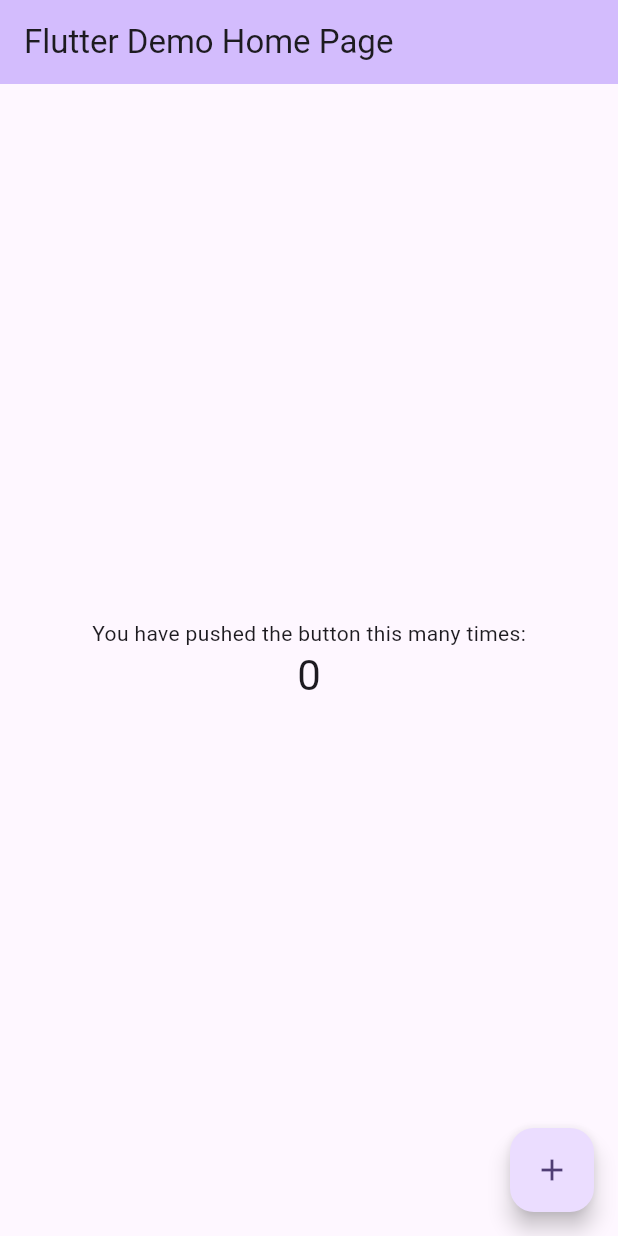
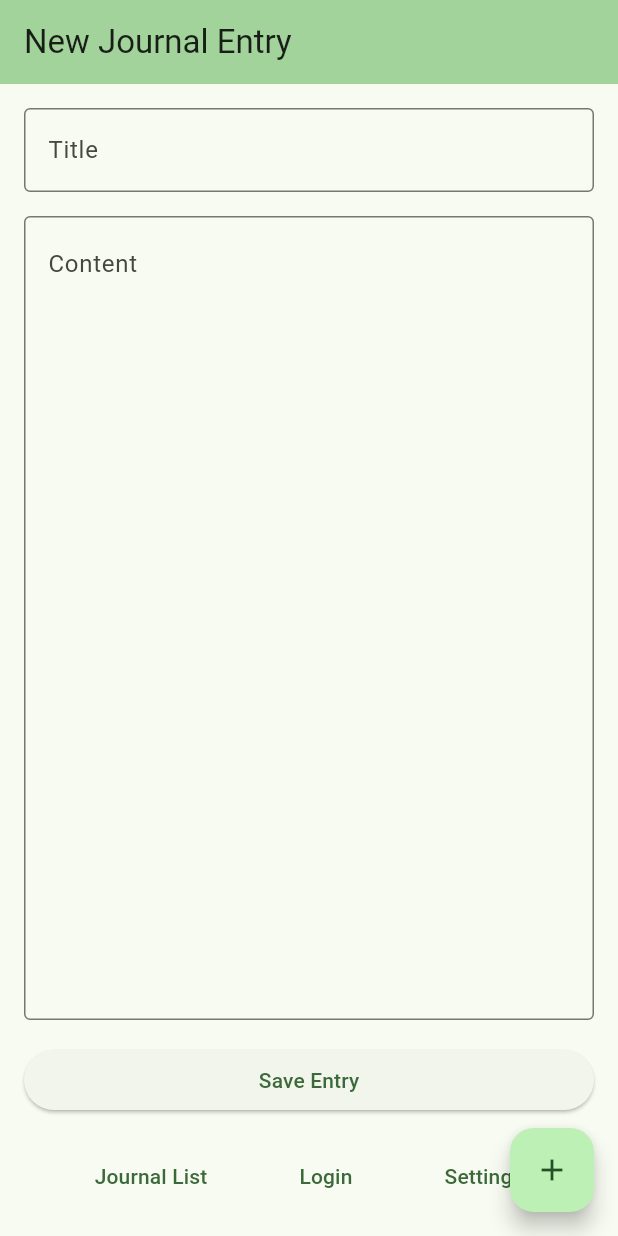
Before and after one commit to nkarl/flutter_journal_app, a Flutter app: the screen it shows after launch, on a phone screen of 412 x 824 dp. Run offline on Flutter 3.47's test engine with Material 3 defaults, Android fonts, the phone set to English and light mode, and no system bars.

Commit message:
Added the styling for the Home Page, which let the user immediately write a journal entry upon opening the app.

```diff
--- a/lib/main.dart
+++ b/lib/main.dart
@@ -12,7 +12,7 @@ class MyJournalApp extends StatelessWidget {
   @override
   Widget build(BuildContext context) {
     return MaterialApp(
-      title: 'Flutter Demo',
+      title: 'Journal App',
       theme: ThemeData(
         // This is the theme of your application.
         //
@@ -29,9 +29,9 @@ class MyJournalApp extends StatelessWidget {
         //
         // This works for code too, not just values: Most code changes can be
         // tested with just a hot reload.
-        colorScheme: ColorScheme.fromSeed(seedColor: Colors.deepPurple),
+        colorScheme: ColorScheme.fromSeed(seedColor: Colors.green),
       ),
-      home: const MyHomePage(title: 'Flutter Demo Home Page'),
+      home: const MyHomePage(), // title: 'Flutter Journal App Home Page'),
     );
   }
 }
--- a/lib/pages/my_home_page.dart
+++ b/lib/pages/my_home_page.dart
@@ -2,16 +2,8 @@
 import 'package:flutter/material.dart';
 
 class MyHomePage extends StatefulWidget {
-  const MyHomePage({super.key, required this.title});
-
-  // This widget is the home page of your application. It is stateful, meaning
-  // that it has a State object (defined below) that contains fields that affect
-  // how it looks.
-
-  // This class is the configuration for the state. It holds the values (in this
-  // case the title) provided by the parent (in this case the App widget) and
-  // used by the build method of the State. Fields in a Widget subclass are
-  // always marked "final".
+  // constructor
+  const MyHomePage({super.key, this.title = "New Journal Entry"});
 
   final String title;
 
@@ -22,6 +14,7 @@ class MyHomePage extends StatefulWidget {
 class _MyHomePageState extends State<MyHomePage> {
   int _counter = 0;
 
+  // defines an action to mark up the counter
   void _incrementCounter() {
     setState(() {
       // This call to setState tells the Flutter framework that something has
@@ -43,37 +36,58 @@ class _MyHomePageState extends State<MyHomePage> {
     // than having to individually change instances of widgets.
     return Scaffold(
       appBar: AppBar(
-        // TRY THIS: Try changing the color here to a specific color (to
-        // Colors.amber, perhaps?) and trigger a hot reload to see the AppBar
-        // change color while the other colors stay the same.
         backgroundColor: Theme.of(context).colorScheme.inversePrimary,
-        // Here we take the value from the MyHomePage object that was created by
-        // the App.build method, and use it to set our appbar title.
         title: Text(widget.title),
       ),
-      body: Center(
-        // Center is a layout widget. It takes a single child and positions it
-        // in the middle of the parent.
+      body: Padding(
+        // Padding is a layout widget. It takes a column of widgets as child
+        // and add padding around it.
+        padding: const EdgeInsets.all(16.0),
         child: Column(
-          // Column is also a layout widget. It takes a list of children and
-          // arranges them vertically. By default, it sizes itself to fit its
-          // children horizontally, and tries to be as tall as its parent.
-          //
-          // Column has various properties to control how it sizes itself and
-          // how it positions its children. Here we use mainAxisAlignment to
-          // center the children vertically; the main axis here is the vertical
-          // axis because Columns are vertical (the cross axis would be
-          // horizontal).
-          //
-          // TRY THIS: Invoke "debug painting" (choose the "Toggle Debug Paint"
-          // action in the IDE, or press "p" in the console), to see the
-          // wireframe for each widget.
           mainAxisAlignment: MainAxisAlignment.center,
           children: <Widget>[
-            const Text('You have pushed the button this many times:'),
-            Text(
-              '$_counter',
-              style: Theme.of(context).textTheme.headlineMedium,
+            // Text field for Entry Title
+            TextField(
+              decoration: const InputDecoration(
+                labelText: 'Title',
+                border: OutlineInputBorder(),
+              ),
+            ),
+            const SizedBox(height: 16.0),
+
+            // Expanded Text Field for Entry Content
+            Expanded(
+              child: TextField(
+                decoration: const InputDecoration(
+                  labelText: "Content",
+                  border: OutlineInputBorder(),
+                  alignLabelWithHint: true,
+                ),
+                maxLines: null,
+                expands: true,
+                textAlignVertical: TextAlignVertical.top,
+              ),
+            ),
+            const SizedBox(height: 16.0),
+
+            // Button to save Entry
+            SizedBox(
+              width: double.infinity,
+              child: ElevatedButton(
+                onPressed: () {},
+                child: const Text('Save Entry'),
+              ),
+            ),
+            const SizedBox(height: 16.0),
+
+            // a row of buttons for navigating to the journal list, login and settings
+            Row(
+              mainAxisAlignment: MainAxisAlignment.spaceEvenly,
+              children: <Widget>[
+                TextButton(onPressed: () {}, child: const Text("Journal List")),
+                TextButton(onPressed: () {}, child: const Text("Login")),
+                TextButton(onPressed: () {}, child: const Text("Settings")),
+              ],
             ),
           ],
         ),
```
